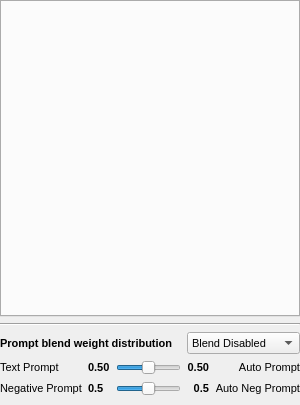
Above: src/airunner/pyqt/widgets/prompt_builder/prompt_builder.ui from Capsize-Games/airunner before the change. Below: the same form after it.
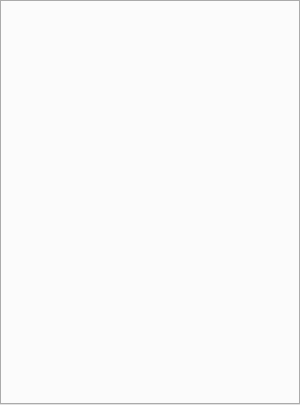
That is the form after the change.

Commit message: prompt builder ui updates

Diff of the .ui file:
```diff
--- a/src/airunner/pyqt/widgets/prompt_builder/prompt_builder.ui
+++ b/src/airunner/pyqt/widgets/prompt_builder/prompt_builder.ui
@@ -41,263 +41,8 @@
     <number>0</number>
    </property>
    <property name="bottomMargin">
-    <number>9</number>
+    <number>0</number>
    </property>
-   <item row="1" column="0">
-    <widget class="Line" name="line">
-     <property name="orientation">
-      <enum>Qt::Horizontal</enum>
-     </property>
-    </widget>
-   </item>
-   <item row="2" column="0">
-    <layout class="QGridLayout" name="weights">
-     <item row="2" column="4">
-      <widget class="QLabel" name="label_5">
-       <property name="font">
-        <font>
-         <pointsize>8</pointsize>
-         <bold>false</bold>
-        </font>
-       </property>
-       <property name="text">
-        <string>Auto Neg Prompt</string>
-       </property>
-       <property name="alignment">
-        <set>Qt::AlignRight|Qt::AlignTrailing|Qt::AlignVCenter</set>
-       </property>
-      </widget>
-     </item>
-     <item row="1" column="0">
-      <widget class="QLabel" name="label_4">
-       <property name="font">
-        <font>
-         <pointsize>8</pointsize>
-         <bold>false</bold>
-        </font>
-       </property>
-       <property name="text">
-        <string>Text Prompt</string>
-       </property>
-       <property name="alignment">
-        <set>Qt::AlignLeading|Qt::AlignLeft|Qt::AlignVCenter</set>
-       </property>
-      </widget>
-     </item>
-     <item row="1" column="4">
-      <widget class="QLabel" name="label_3">
-       <property name="font">
-        <font>
-         <pointsize>8</pointsize>
-         <bold>false</bold>
-        </font>
-       </property>
-       <property name="text">
-        <string>Auto Prompt</string>
-       </property>
-       <property name="alignment">
-        <set>Qt::AlignRight|Qt::AlignTrailing|Qt::AlignVCenter</set>
-       </property>
-      </widget>
-     </item>
-     <item row="2" column="2">
-      <widget class="QSlider" name="negative_prompt_weight_distribution_slider">
-       <property name="sizePolicy">
-        <sizepolicy hsizetype="MinimumExpanding" vsizetype="Fixed">
-         <horstretch>0</horstretch>
-         <verstretch>0</verstretch>
-        </sizepolicy>
-       </property>
-       <property name="minimumSize">
-        <size>
-         <width>50</width>
-         <height>0</height>
-        </size>
-       </property>
-       <property name="maximum">
-        <number>100</number>
-       </property>
-       <property name="pageStep">
-        <number>1</number>
-       </property>
-       <property name="value">
-        <number>50</number>
-       </property>
-       <property name="orientation">
-        <enum>Qt::Horizontal</enum>
-       </property>
-       <property name="tickPosition">
-        <enum>QSlider::NoTicks</enum>
-       </property>
-       <property name="tickInterval">
-        <number>1</number>
-       </property>
-      </widget>
-     </item>
-     <item row="1" column="2">
-      <widget class="QSlider" name="prompt_weight_distribution_slider">
-       <property name="sizePolicy">
-        <sizepolicy hsizetype="MinimumExpanding" vsizetype="Fixed">
-         <horstretch>0</horstretch>
-         <verstretch>0</verstretch>
-        </sizepolicy>
-       </property>
-       <property name="minimumSize">
-        <size>
-         <width>50</width>
-         <height>0</height>
-        </size>
-       </property>
-       <property name="font">
-        <font>
-         <pointsize>10</pointsize>
-        </font>
-       </property>
-       <property name="maximum">
-        <number>100</number>
-       </property>
-       <property name="pageStep">
-        <number>1</number>
-       </property>
-       <property name="value">
-        <number>50</number>
-       </property>
-       <property name="orientation">
-        <enum>Qt::Horizontal</enum>
-       </property>
-       <property name="tickPosition">
-        <enum>QSlider::NoTicks</enum>
-       </property>
-       <property name="tickInterval">
-        <number>1</number>
-       </property>
-      </widget>
-     </item>
-     <item row="1" column="3">
-      <widget class="QLabel" name="auto_prompt_weight_label">
-       <property name="font">
-        <font>
-         <pointsize>8</pointsize>
-         <bold>true</bold>
-        </font>
-       </property>
-       <property name="text">
-        <string>0.50</string>
-       </property>
-       <property name="alignment">
-        <set>Qt::AlignRight|Qt::AlignTrailing|Qt::AlignVCenter</set>
-       </property>
-      </widget>
-     </item>
-     <item row="2" column="1">
-      <widget class="QLabel" name="negative_text_prompt_weight_label">
-       <property name="font">
-        <font>
-         <pointsize>8</pointsize>
-         <bold>true</bold>
-        </font>
-       </property>
-       <property name="text">
-        <string>0.5</string>
-       </property>
-       <property name="alignment">
-        <set>Qt::AlignLeading|Qt::AlignLeft|Qt::AlignVCenter</set>
-       </property>
-      </widget>
-     </item>
-     <item row="2" column="0">
-      <widget class="QLabel" name="label_6">
-       <property name="font">
-        <font>
-         <pointsize>8</pointsize>
-         <bold>false</bold>
-        </font>
-       </property>
-       <property name="text">
-        <string>Negative Prompt</string>
-       </property>
-       <property name="alignment">
-        <set>Qt::AlignLeading|Qt::AlignLeft|Qt::AlignVCenter</set>
-       </property>
-      </widget>
-     </item>
-     <item row="2" column="3">
-      <widget class="QLabel" name="negative_auto_prompt_weight_label">
-       <property name="font">
-        <font>
-         <pointsize>8</pointsize>
-         <bold>true</bold>
-        </font>
-       </property>
-       <property name="text">
-        <string>0.5</string>
-       </property>
-       <property name="alignment">
-        <set>Qt::AlignRight|Qt::AlignTrailing|Qt::AlignVCenter</set>
-       </property>
-      </widget>
-     </item>
-     <item row="1" column="1">
-      <widget class="QLabel" name="text_prompt_weight_label">
-       <property name="font">
-        <font>
-         <pointsize>8</pointsize>
-         <bold>true</bold>
-        </font>
-       </property>
-       <property name="text">
-        <string>0.50</string>
-       </property>
-       <property name="alignment">
-        <set>Qt::AlignLeading|Qt::AlignLeft|Qt::AlignVCenter</set>
-       </property>
-      </widget>
-     </item>
-     <item row="0" column="3" colspan="2">
-      <widget class="QComboBox" name="prompt_blend_type">
-       <property name="font">
-        <font>
-         <pointsize>8</pointsize>
-        </font>
-       </property>
-       <property name="toolTip">
-        <string>Blend mode</string>
-       </property>
-       <item>
-        <property name="text">
-         <string>Blend Disabled</string>
-        </property>
-       </item>
-       <item>
-        <property name="text">
-         <string>Main Prompt</string>
-        </property>
-       </item>
-       <item>
-        <property name="text">
-         <string>Prompt Builder</string>
-        </property>
-       </item>
-      </widget>
-     </item>
-     <item row="0" column="0" colspan="3">
-      <widget class="QLabel" name="label_7">
-       <property name="font">
-        <font>
-         <pointsize>8</pointsize>
-         <bold>true</bold>
-        </font>
-       </property>
-       <property name="text">
-        <string>Prompt blend weight distribution</string>
-       </property>
-       <property name="alignment">
-        <set>Qt::AlignLeading|Qt::AlignLeft|Qt::AlignVCenter</set>
-       </property>
-      </widget>
-     </item>
-    </layout>
-   </item>
    <item row="0" column="0">
     <widget class="QTabWidget" name="tabs">
      <property name="sizePolicy">
```
The commit also changes 1 other file.
